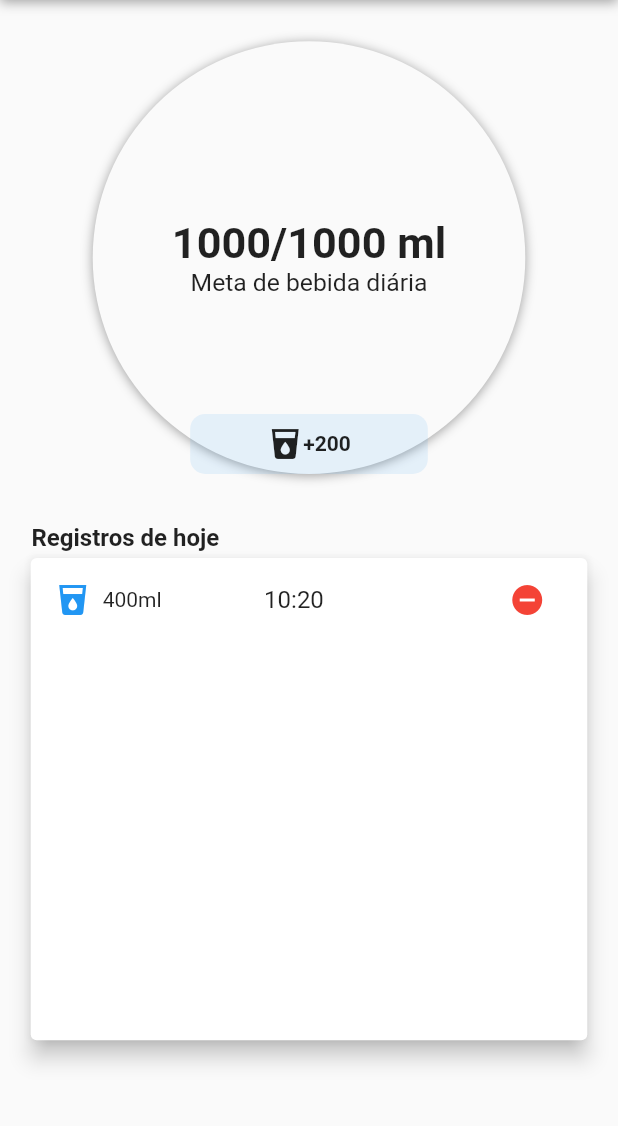
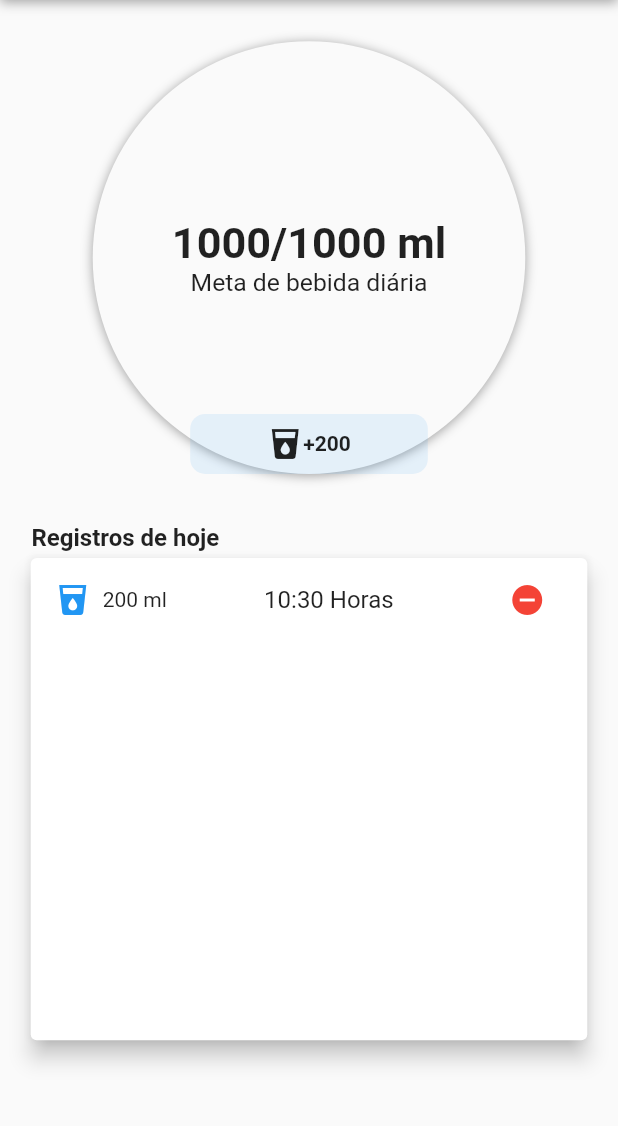
Before and after one commit to MateusHBR/myWaterReminder, a Flutter app: the screen it shows after launch, after a tap on "+200", on a phone screen of 412 x 824 dp, the part 84-1210 px from its top. Run offline on Flutter 3.47's test engine with Material 2 defaults, Android fonts, the phone set to English and light mode, and no system bars; our stand-ins replace flutter_mobx, mobx; generated files the repository leaves out were written again.

Commit message:
removendo dados persistentes

```diff
--- a/lib/widgets/item_listTile.dart
+++ b/lib/widgets/item_listTile.dart
@@ -1,6 +1,11 @@
 import 'package:flutter/material.dart';
 
 class ItemListTile extends StatelessWidget {
+  final String date;
+  final String ml;
+
+  const ItemListTile({Key key, this.date, this.ml}) : super(key: key);
+
   @override
   Widget build(BuildContext context) {
     var size = MediaQuery.of(context).size;
@@ -17,12 +22,12 @@ class ItemListTile extends StatelessWidget {
               padding: const EdgeInsets.only(
                 left: 8,
               ),
-              child: Text('400ml'),
+              child: Text('$ml ml'),
             ),
           ],
         ),
       ),
-      title: Text('10:20'),
+      title: Text('$date Horas'),
       trailing: IconButton(
         icon: Icon(
           Icons.remove_circle,
```
